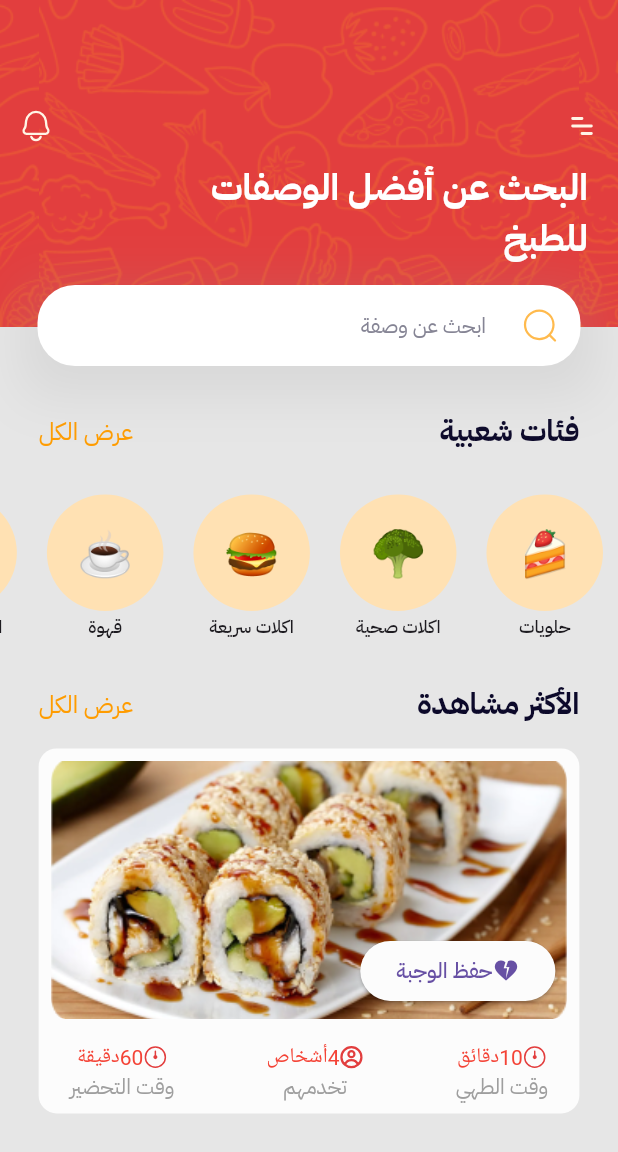
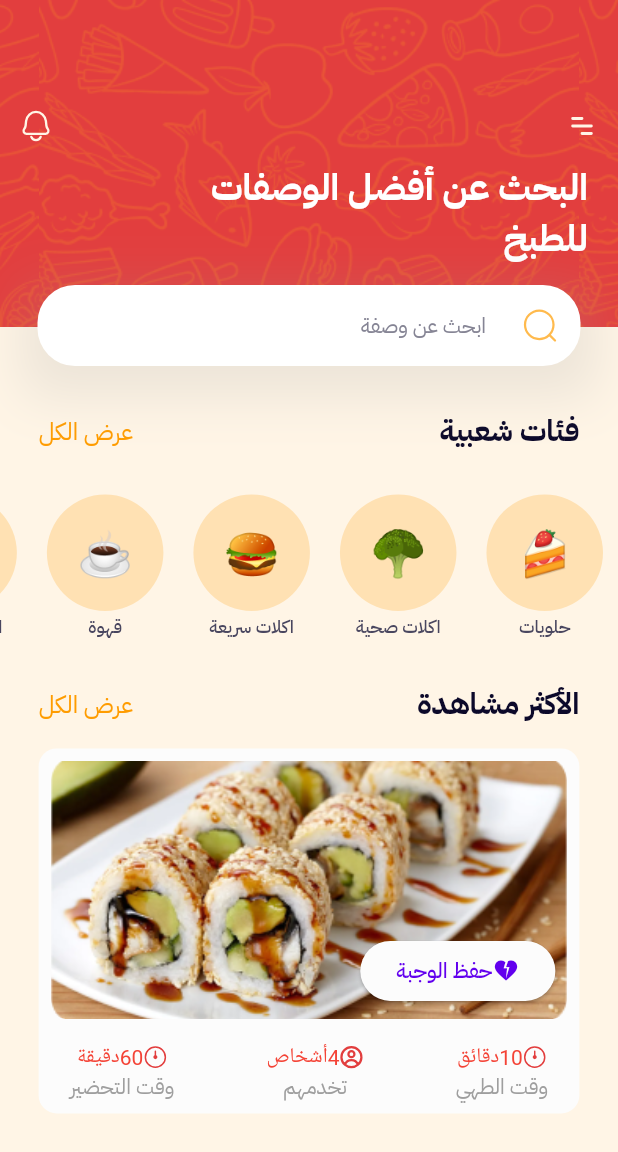
Before and after one commit to Salimer/cooking, a Flutter app: the screen it shows after launch, on a phone screen of 412 x 824 dp. Shown: the top 1152 px of the screen. Run offline on Flutter 3.47's test engine with Material 3 defaults, Android fonts, the phone set to English and light mode, and no system bars; our stand-ins replace flutter_svg, infinite_carousel, pin_code_fields.

Commit message:
Update app_theme.dart

```diff
--- a/lib/core/config/app_theme.dart
+++ b/lib/core/config/app_theme.dart
@@ -9,13 +9,25 @@ class AppTheme {
   static ThemeData _lightTheme() {
     final theme = ThemeData.light();
     return theme.copyWith(
-      scaffoldBackgroundColor: Neutral.grey4,
-      textTheme: theme.textTheme.apply(fontFamily: FontFamily.iBMPlexSansArabic),
-    );
+        scaffoldBackgroundColor: orange[50],
+        colorScheme: const ColorScheme.light(),
+        textTheme: theme.textTheme
+            .copyWith(
+              labelMedium: const TextStyle(
+                color: Neutral.grey1,
+              ),
+            )
+            .apply(fontFamily: FontFamily.iBMPlexSansArabic));
   }
 
   static ThemeData _darkTheme() {
     final theme = ThemeData.dark();
-    return theme.copyWith();
+    return theme.copyWith(
+      scaffoldBackgroundColor: Colors.black,
+      colorScheme: const ColorScheme.dark(),
+      textTheme: theme.textTheme
+          .copyWith(labelMedium: const TextStyle(color: Neutral.white))
+          .apply(fontFamily: FontFamily.iBMPlexSansArabic),
+    );
   }
 }
```
